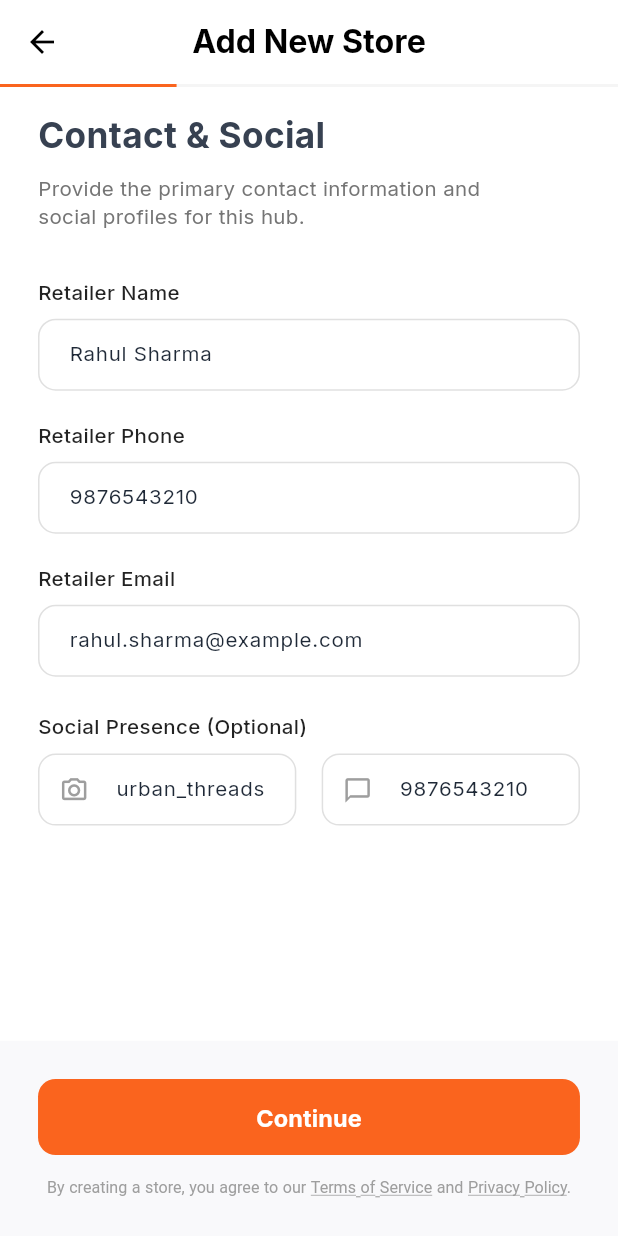
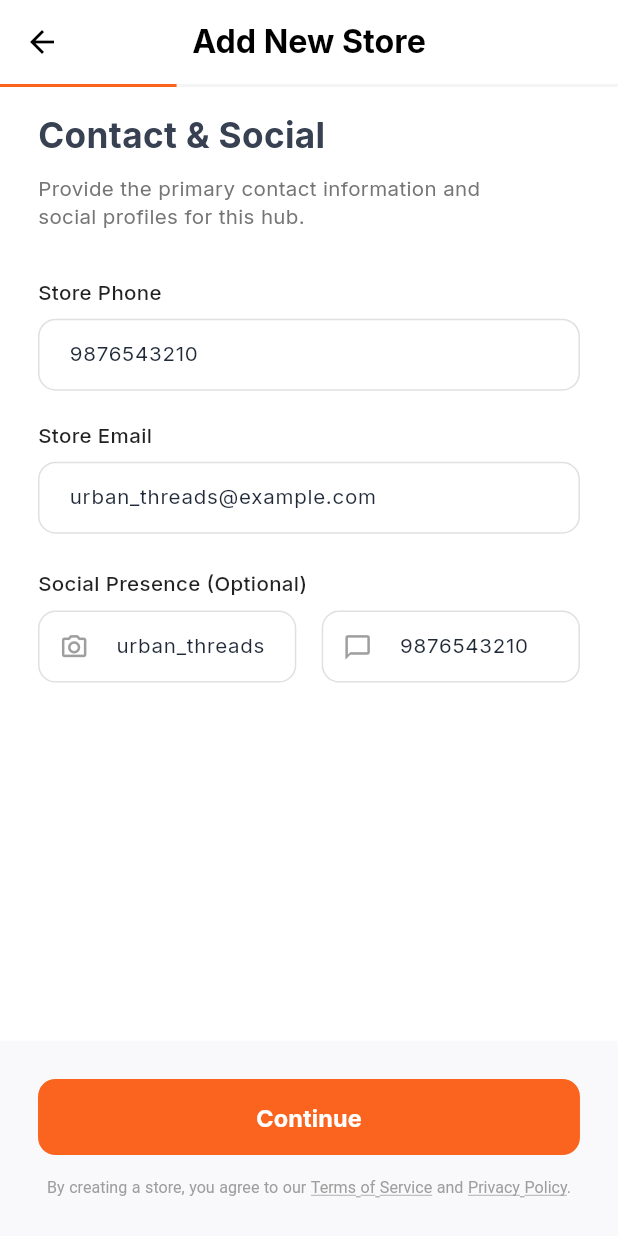
Before and after one commit to iambhaggi/Locaura-Admin, a Flutter app: the StoreFormScreen screen opened by its route, swiped to page 2, on a phone screen of 412 x 824 dp. Run offline on Flutter 3.47's test engine with Material 3 defaults, Android fonts, the phone set to English and light mode, and no system bars; our stand-ins replace cached_network_image, dio, fl_chart, flutter_riverpod, flutter_screenutil, flutter_secure_storage and 11 more; accounts and stored records are empty; generated files the repository leaves out were written again; network calls fail.

Commit message:
feat: implement profile update functionality and UI for editing retailer profile

```diff
--- a/locaura_parter/lib/core/network/api_endpoints.dart
+++ b/locaura_parter/lib/core/network/api_endpoints.dart
@@ -6,6 +6,7 @@ class ApiEndpoints {
   static const String sendOtp = '$_base/auth/send-otp';
   static const String verifyOtp = '$_base/auth/verify-otp';
   static const String getProfile = '$_base/auth/retailer/me';
+  static const String updateProfile = '$_base/auth/complete-profile';
 
   // Stores
   static const String stores = '$_base/stores';
--- a/locaura_parter/lib/features/auth/domain/entities/retailer.entity.dart
+++ b/locaura_parter/lib/features/auth/domain/entities/retailer.entity.dart
@@ -12,6 +12,7 @@ class RetailerEntity with _$RetailerEntity {
     required bool emailVerified,
     String? email,
     String? retailerName,
+    String? panCard,
     required String token,
     required List<StoreSummaryEntity> stores,
   }) = _RetailerEntity;
--- a/locaura_parter/lib/features/auth/domain/repositories/auth_repository.dart
+++ b/locaura_parter/lib/features/auth/domain/repositories/auth_repository.dart
@@ -5,6 +5,11 @@ abstract class AuthRepository {
   ApiResult<void> sendOtp(String phone);
   ApiResult<RetailerEntity> verifyOtp(String phone, String otp);
   ApiResult<void> logout();
+  ApiResult<RetailerEntity> updateProfile({
+    String? retailerName,
+    String? email,
+    String? panCard,
+  });
   Future<RetailerEntity?> getPersistedProfile();
   Future<void> clearPersistedProfile();
 }
--- a/locaura_parter/lib/features/store/data/models/store.model.dart
+++ b/locaura_parter/lib/features/store/data/models/store.model.dart
@@ -17,9 +17,8 @@ class StoreModel with _$StoreModel {
     @JsonKey(name: 'business_type') String? businessType,
     @JsonKey(name: 'logo_url') String? logoUrl,
     @JsonKey(name: 'banner_url') String? bannerUrl,
-    @JsonKey(name: 'retailer_name') required String retailerName,
-    @JsonKey(name: 'retailer_phone') required String retailerPhone,
-    @JsonKey(name: 'retailer_email') required String retailerEmail,
+    @JsonKey(name: 'store_phone') required String storePhone,
+    @JsonKey(name: 'store_email') required String storeEmail,
     @JsonKey(name: 'social_links') SocialLinksModel? socialLinks,
     AddressModel? address,
     LocationModel? location,
@@ -55,9 +54,8 @@ extension StoreModelX on StoreModel {
         businessType: businessType,
         logoUrl: logoUrl,
         bannerUrl: bannerUrl,
-        retailerName: retailerName,
-        retailerPhone: retailerPhone,
-        retailerEmail: retailerEmail,
+        storePhone: storePhone,
+        storeEmail: storeEmail,
         socialLinks: socialLinks?.toEntity(),
         address: address?.toEntity(),
         location: location?.toEntity(),
--- a/locaura_parter/lib/features/store/domain/entities/store.entity.dart
+++ b/locaura_parter/lib/features/store/domain/entities/store.entity.dart
@@ -14,9 +14,8 @@ class StoreEntity with _$StoreEntity {
     String? businessType,
     String? logoUrl,
     String? bannerUrl,
-    required String retailerName,
-    required String retailerPhone,
-    required String retailerEmail,
+    required String storePhone,
+    required String storeEmail,
     SocialLinksEntity? socialLinks,
     AddressEntity? address,
     LocationEntity? location,
--- a/locaura_parter/lib/features/store/presentation/screens/store_form_screen.dart
+++ b/locaura_parter/lib/features/store/presentation/screens/store_form_screen.dart
@@ -39,7 +39,6 @@ class _StoreFormScreenState extends ConsumerState<StoreFormScreen> {
   final _descController = TextEditingController();
   final _phoneController = TextEditingController();
   final _emailController = TextEditingController();
-  final _retailerNameController = TextEditingController();
 
   // Address
   final _shopNoController = TextEditingController();
@@ -106,8 +105,7 @@ class _StoreFormScreenState extends ConsumerState<StoreFormScreen> {
         _descController.text =
             'Premium casual wear and trendy outfits for men and women.';
         _phoneController.text = '9876543210';
-        _emailController.text = 'rahul.sharma@example.com';
-        _retailerNameController.text = 'Rahul Sharma';
+        _emailController.text = 'urban_threads@example.com';
         _shopNoController.text = '102-B';
         _buildingController.text = 'Skyline Heights';
         _streetController.text = '100ft Ring Road';
@@ -135,9 +133,8 @@ class _StoreFormScreenState extends ConsumerState<StoreFormScreen> {
   void _prefillFromStore(StoreEntity store) {
     _nameController.text = store.storeName;
     _descController.text = store.description ?? '';
-    _phoneController.text = store.retailerPhone;
-    _emailController.text = store.retailerEmail;
-    _retailerNameController.text = store.retailerName;
+    _phoneController.text = store.storePhone;
+    _emailController.text = store.storeEmail;
     _shopNoController.text = store.address?.shopNumber ?? '';
     _buildingController.text = store.address?.buildingName ?? '';
     _streetController.text = store.address?.street ?? '';
@@ -181,7 +178,6 @@ class _StoreFormScreenState extends ConsumerState<StoreFormScreen> {
     _descController.dispose();
     _phoneController.dispose();
     _emailController.dispose();
-    _retailerNameController.dispose();
     _shopNoController.dispose();
     _buildingController.dispose();
     _streetController.dispose();
@@ -282,9 +278,8 @@ class _StoreFormScreenState extends ConsumerState<StoreFormScreen> {
         'store_name': _nameController.text,
         'description': _descController.text,
         'business_type': _businessType,
-        'retailer_name': _retailerNameController.text,
-        'retailer_phone': _phoneController.text,
-        'retailer_email': _emailController.text,
+        'store_phone': _phoneController.text,
+        'store_email': _emailController.text,
         'social_links': {
           'instagram': _instaController.text,
           'whatsapp': _whatsappController.text,
@@ -471,27 +466,20 @@ class _StoreFormScreenState extends ConsumerState<StoreFormScreen> {
       subtitle:
           'Provide the primary contact information and\nsocial profiles for this hub.',
       children: [
-        _buildLabel('Retailer Name'),
-        _buildTextField(
-          controller: _retailerNameController,
-          hint: 'e.g. John Doe',
-          validator: (v) => v!.isEmpty ? 'Retailer name is required' : null,
-        ),
-        SizedBox(height: 20.h),
-        _buildLabel('Retailer Phone'),
+        _buildLabel('Store Phone'),
         _buildTextField(
           controller: _phoneController,
           hint: 'e.g. +91 9876543210',
           keyboardType: TextInputType.phone,
-          validator: (v) => v!.isEmpty ? 'Phone is required' : null,
+          validator: (v) => v!.isEmpty ? 'Store phone is required' : null,
         ),
         SizedBox(height: 20.h),
-        _buildLabel('Retailer Email'),
+        _buildLabel('Store Email'),
         _buildTextField(
           controller: _emailController,
-          hint: 'e.g. john@example.com',
+          hint: 'e.g. store@example.com',
           keyboardType: TextInputType.emailAddress,
-          validator: (v) => v!.isEmpty ? 'Email is required' : null,
+          validator: (v) => v!.isEmpty ? 'Store email is required' : null,
         ),
         SizedBox(height: 24.h),
         _buildLabel('Social Presence (Optional)'),
@@ -734,7 +722,7 @@ class _StoreFormScreenState extends ConsumerState<StoreFormScreen> {
         Wrap(
           spacing: 8.w,
           runSpacing: 4.h,
-          children: ['Groceries', 'Pharmacy', 'Fashion', 'Electronics', 'Home Decor', 'Food']
+          children: ['Clothing']
               .map((cat) {
             final isSelected = _selectedCategories.contains(cat);
             return FilterChip(
```
Also changed, not shown: locaura_parter/lib/core/router/app_router.dart (+23 -1 lines), locaura_parter/lib/features/auth/data/datasources/auth_remote_datasource.dart (+21 -0 lines), locaura_parter/lib/features/auth/data/models/retailer.model.dart (+21 -0 lines), locaura_parter/lib/features/auth/data/repositories/auth_repository_impl.dart (+32 -0 lines), locaura_parter/lib/features/auth/presentation/controllers/auth_controller.dart (+25 -0 lines), locaura_parter/lib/features/auth/presentation/screens/edit_profile_screen.dart (added, +224 -0 lines), locaura_parter/lib/features/home/presentation/screens/tabs/profile_tab.dart (+3 -6 lines).
